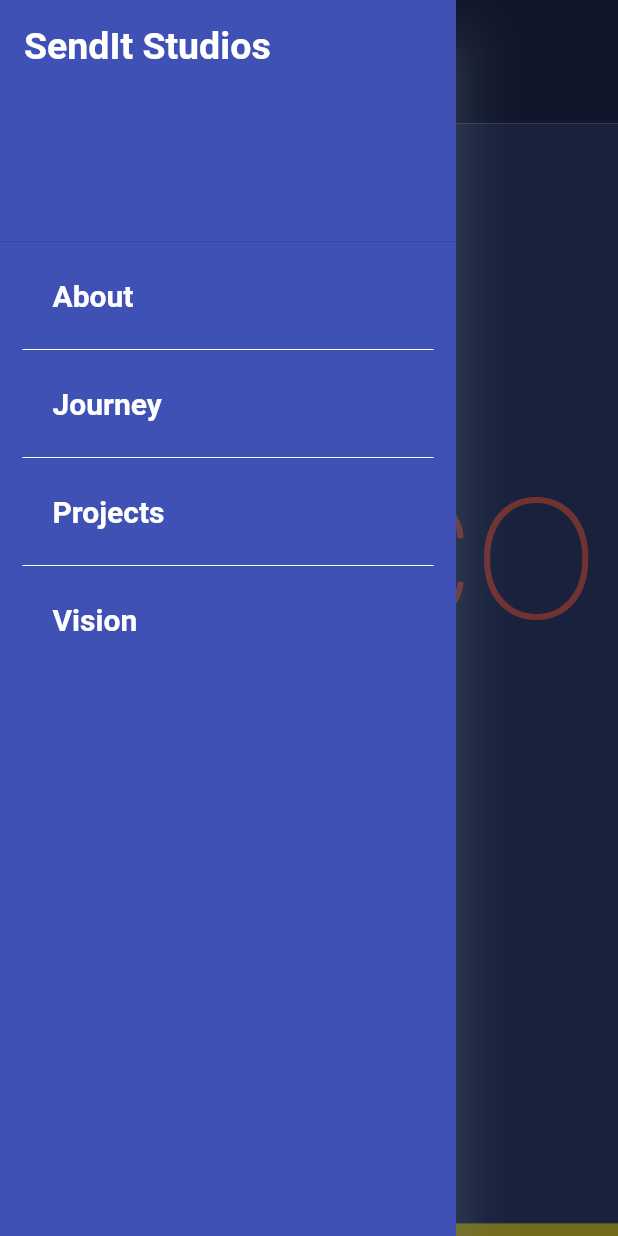
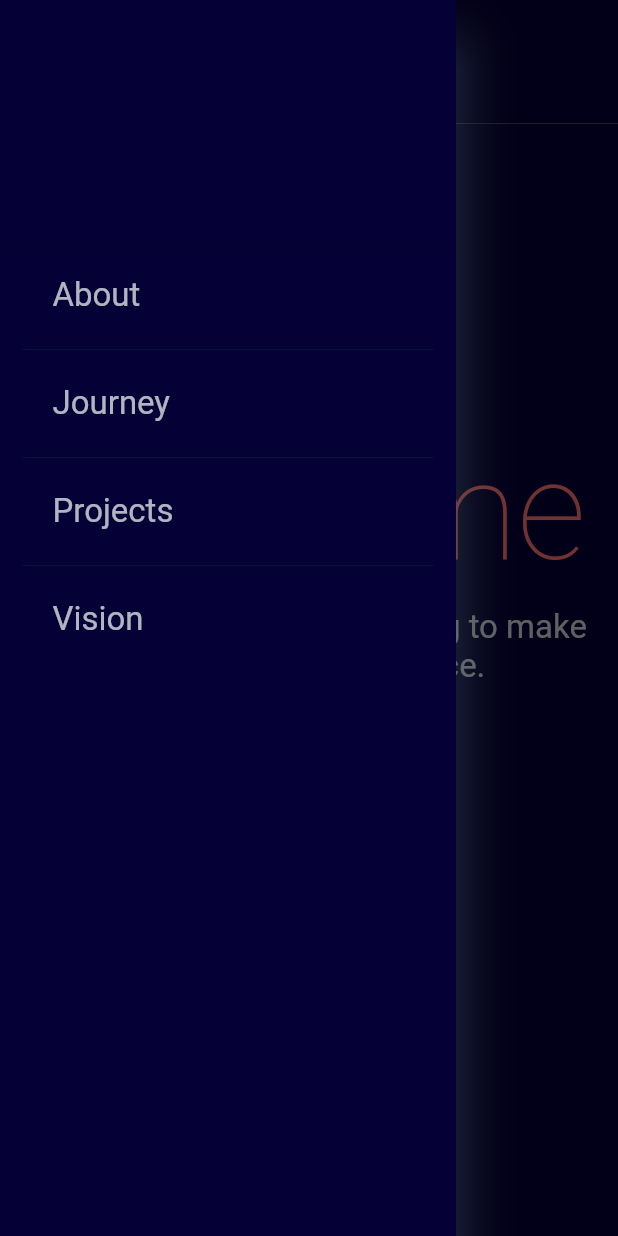
Before and after one commit to youngunand/portfolio-website, a Flutter app: the screen it shows after launch, after a tap on the "menu" icon, on a phone screen of 412 x 824 dp. Run offline on Flutter 3.47's test engine with Material 2 defaults, Android fonts, the phone set to English and light mode, and no system bars; drawn by our look-alikes of auto_size_text.

Commit message:
refactored code, changed color palette and designed about page for desktop

```diff
--- a/lib/home_screen.dart
+++ b/lib/home_screen.dart
@@ -1,11 +1,7 @@
 import 'package:flutter/material.dart';
 import 'package:web_site_test/services/my_service.dart';
 import 'package:web_site_test/widgets/Appbar/mobile_drawer.dart';
-import 'package:web_site_test/widgets/about.dart';
-import 'package:web_site_test/widgets/journey.dart';
-import 'package:web_site_test/widgets/landing_page.dart';
-import 'package:web_site_test/widgets/projects.dart';
-import 'package:web_site_test/widgets/vision.dart';
+import 'package:web_site_test/widgets/body_builder.dart';
 
 import 'widgets/Appbar/custom_app_bar.dart';
 
@@ -30,15 +26,7 @@
       ),
       key: _myService.scaffoldKey,
       drawer: MobileDrawer(),
-      body: ListView(
-        children: [
-          LandingPage(screensize.height * 0.89),
-          AboutPage(screensize.height * 0.89),
-          JourneyPage(screensize.height * 0.89),
-          ProjectPage(screensize.height * 0.89),
-          VisionPage(screensize.height * 0.89)
-        ],
-      ),
+      body: BodyBuilder(screensize.height, screensize.width)
     );
   }
 }
--- a/lib/main.dart
+++ b/lib/main.dart
@@ -14,16 +14,21 @@
       debugShowCheckedModeBanner: false,
       title: 'Flutter Demo',
       theme: ThemeData(
-        primarySwatch: Colors.blue,
-        hoverColor: Color(0xff374785),
-        hintColor: Color(0xfff8e9a1),
-        focusColor: Color(0xfff76c6c),
-        shadowColor: Color(0xffa8d0e6),
-        cardColor: Color(0xff24305e),
-        textTheme: TextTheme(
-          headline1: TextStyle(fontSize: 150, color: Color(0xfff76c6c)))//.apply(displayColor: Theme.of(context).focusColor)
-
-      ),
+          primarySwatch: Colors.blue,
+          hoverColor: Color(0xff06133f),
+          hintColor: Color(0xff071852),
+          focusColor: Color(0xfff76c6c),
+          shadowColor: Color(0xffa8d0e6),
+          cardColor: Color(0xff050035),
+          textTheme: TextTheme(
+              headline1: TextStyle(fontSize: 150, color: Color(0xfff76c6c)),
+              headline2: TextStyle(fontSize: 22, color: Color.fromRGBO(236, 240, 241, 0.75)),
+              subtitle1: TextStyle(
+                  fontSize: 22,
+                  fontStyle: FontStyle.normal,
+                  color: Color(0xffd0d3d4)),
+              subtitle2: TextStyle(fontSize: 50, color: Color(0xfff76c6c),),
+              bodyText1: TextStyle(fontSize: 18, color:  Color.fromRGBO(236, 240, 241, 0.9),height:1.6)),),
       home: HomeScreen(),
     );
   }
--- a/lib/widgets/Appbar/mobile_app_bar.dart
+++ b/lib/widgets/Appbar/mobile_app_bar.dart
@@ -5,10 +5,6 @@
   MyService _myService = MyService();
   MobileAppBar({Key? key}) : super(key: key);
 
-  TextStyle textButtonStyle = TextStyle(
-      fontSize: 20, fontWeight: FontWeight.normal, color: Colors.white);
-  TextStyle labelStyle =
-      TextStyle(fontSize: 25, fontWeight: FontWeight.bold, color: Colors.white);
 
   @override
   Widget build(BuildContext context) {
@@ -25,15 +21,11 @@
               _myService.scaffoldKey.currentState!.openDrawer();
             },
             icon: Icon(Icons.menu),
-            color: Colors.white,
+            color: Theme.of(context).focusColor,
             iconSize: 29,
           ),
           SizedBox(
             width: 15,
-          ),
-          Text(
-            'SendIT Studios',
-            style: labelStyle,
           ),
         ],
       ),
--- a/lib/widgets/Appbar/mobile_drawer.dart
+++ b/lib/widgets/Appbar/mobile_drawer.dart
@@ -3,27 +3,23 @@
 class MobileDrawer extends StatelessWidget {
   MobileDrawer({ Key? key }) : super(key: key);
 
-  TextStyle textButtonStyle = TextStyle(
-      fontSize: 20, fontWeight: FontWeight.bold, color: Colors.white);
-
-  TextStyle labelStyle = TextStyle(fontSize: 25, fontWeight: FontWeight.bold, color: Colors.white);
 
 
   @override
   Widget build(BuildContext context) {
     return Drawer(
       child: Container(
-        color: Colors.indigo,
+        color: Theme.of(context).cardColor,
         child: ListView(
           children: [
-            DrawerHeader(child: Text('SendIt Studios', style: labelStyle,)),
-            ListTile(title: Text('About', style: textButtonStyle,),contentPadding: EdgeInsets.symmetric(horizontal: 35),),
-            Divider(indent: 15, endIndent: 15, color: Colors.white,),
-            ListTile(title: Text('Journey', style: textButtonStyle,),contentPadding: EdgeInsets.symmetric(horizontal: 35)),
-            Divider(indent: 15, endIndent: 15, color: Colors.white,),
-            ListTile(title: Text('Projects', style: textButtonStyle,),contentPadding: EdgeInsets.symmetric(horizontal: 35)),
-            Divider(indent: 15, endIndent: 15, color: Colors.white,),
-            ListTile(title: Text('Vision', style: textButtonStyle,),contentPadding: EdgeInsets.symmetric(horizontal: 35)),
+            DrawerHeader(child: Text('')),
+            ListTile(title: Text('About', style: Theme.of(context).textTheme.headline2,),contentPadding: EdgeInsets.symmetric(horizontal: 35),),
+            Divider(indent: 15, endIndent: 15, color: Theme.of(context).hoverColor,),
+            ListTile(title: Text('Journey', style: Theme.of(context).textTheme.headline2,),contentPadding: EdgeInsets.symmetric(horizontal: 35)),
+            Divider(indent: 15, endIndent: 15, color: Theme.of(context).hoverColor,),
+            ListTile(title: Text('Projects', style: Theme.of(context).textTheme.headline2,),contentPadding: EdgeInsets.symmetric(horizontal: 35)),
+            Divider(indent: 15, endIndent: 15, color: Theme.of(context).hoverColor,),
+            ListTile(title: Text('Vision', style: Theme.of(context).textTheme.headline2,),contentPadding: EdgeInsets.symmetric(horizontal: 35)),
           ],
         ),
       ),
--- a/lib/widgets/about.dart
+++ b/lib/widgets/about_page/about_page_mobile.dart
@@ -1,11 +1,14 @@
 import 'package:flutter/material.dart';
 
-class AboutPage extends StatelessWidget {
-  final double height;
-  const AboutPage(this.height);
+class MobileAboutPage extends StatelessWidget {
+  double height = 1;
+  double width = 1;
 
   @override
   Widget build(BuildContext context) {
+    height = MediaQuery.of(context).size.height;
+    width = MediaQuery.of(context).size.width;
+
     return Container(
       width: double.infinity,
       height: height,
--- /dev/null
+++ b/lib/widgets/body_builder.dart
@@ -0,0 +1,58 @@
+import 'package:flutter/material.dart';
+import 'package:web_site_test/widgets/project_page/project_page_desktop.dart';
+import 'package:web_site_test/widgets/vision_page/vision_page_desktop.dart';
+
+import 'about_page/about_page_desktop.dart';
+import 'about_page/about_page_mobile.dart';
+import 'journey_page/journey_page_desktop.dart';
+import 'journey_page/journey_page_mobile.dart';
+import 'landing_page/landing_page_desktop.dart';
+import 'landing_page/landing_page_mobile.dart';
+import 'project_page/project_page_mobile.dart';
+import 'vision_page/vision_page_mobile.dart';
+
+class BodyBuilder extends StatefulWidget {
+  final double height;
+  final double width;
+  BodyBuilder(this.height, this.width);
+
+  @override
+  _BodyBuilderState createState() => _BodyBuilderState();
+}
+
+class _BodyBuilderState extends State<BodyBuilder> {
+
+
+  @override
+  Widget build(BuildContext context) {
+    return LayoutBuilder(builder: (context, constraints) {
+      if (constraints.maxWidth > 1200) {
+        return Container(
+          color: Theme.of(context).cardColor,
+          child: ListView(
+            children: [
+              DesktopLandingPage(),
+              DesktopAboutPage(),
+              DesktopJourneyPage(),
+              DesktopProjectPage(),
+              DesktopVisionPage()
+            ],
+          ),
+        );
+      } else {
+        return Container(
+          color: Theme.of(context).cardColor,
+          child: ListView(
+            children: [
+              MobileLandingPage(),
+              MobileAboutPage(),
+              MobileJourneyPage(),
+              MobileProjectPage(),
+              MobileVisionPage()
+            ],
+          ),
+        );
+      }
+    });
+  }
+}
--- /dev/null
+++ b/lib/widgets/journey_page/journey_page_mobile.dart
@@ -0,0 +1,17 @@
+import 'package:flutter/material.dart';
+
+class MobileJourneyPage extends StatelessWidget {
+  double height = 1;
+  double width = 1;
+  @override
+  Widget build(BuildContext context) {
+    height = MediaQuery.of(context).size.height;
+    width = MediaQuery.of(context).size.width;
+    return Container(
+      width: double.infinity,
+      height: height,
+      color: Colors.blue,
+      child: Text('Journey'),
+    );
+  }
+}
--- a/lib/widgets/landing_page.dart
+++ /dev/null
@@ -1,16 +0,0 @@
-import 'package:flutter/material.dart';
-
-class LandingPage extends StatelessWidget {
-  final double height;
-  LandingPage(this.height);
-
-
-  @override
-  Widget build(BuildContext context) {
-    return Container(
-      width: double.infinity,
-      height: height,
-      color: Theme.of(context).hoverColor,
-      child: Center(child: Text('Welcome', style: Theme.of(context).textTheme.headline1,)),);
-  }
-}
--- /dev/null
+++ b/lib/widgets/landing_page/landing_page_mobile.dart
@@ -0,0 +1,40 @@
+import 'package:auto_size_text/auto_size_text.dart';
+import 'package:flutter/material.dart';
+
+class MobileLandingPage extends StatelessWidget {
+  double height = 1;
+  double width = 1;
+
+  @override
+  Widget build(BuildContext context) {
+    height = MediaQuery.of(context).size.height;
+    width = MediaQuery.of(context).size.width;
+
+    return Container(
+      width: double.infinity,
+      height: height,
+      child: Center(
+          child: Container(
+              height: 0.5 * height,
+              width: width*0.9,
+               child: Column(
+                children: [
+                  AutoSizeText(
+                    'Welcome',
+                    style: Theme.of(context).textTheme.headline1,
+                    maxLines: 1,
+                  ),
+                  SizedBox(
+                    height: 10,
+                  ),
+                  AutoSizeText(
+                    'This website about me, trying to make the world a better place.',
+                    style: Theme.of(context).textTheme.subtitle1,
+                    textAlign: TextAlign.center,
+                    maxLines: 2,
+                  )
+                ],
+              ))),
+    );
+  }
+}
--- /dev/null
+++ b/lib/widgets/project_page/project_page_mobile.dart
@@ -0,0 +1,18 @@
+import 'package:flutter/material.dart';
+
+class MobileProjectPage extends StatelessWidget {
+  double height = 1;
+  double width = 1;
+
+  @override
+  Widget build(BuildContext context) {
+     height = MediaQuery.of(context).size.height;
+    width = MediaQuery.of(context).size.width;
+    return Container(
+      width: double.infinity,
+      height: height,
+      color: Colors.pinkAccent,
+      child: Text('Projects'),
+    );
+  }
+}
--- /dev/null
+++ b/lib/widgets/vision_page/vision_page_mobile.dart
@@ -0,0 +1,18 @@
+import 'package:flutter/material.dart';
+
+class MobileVisionPage extends StatelessWidget {
+  double height = 1;
+  double width = 1;
+
+  @override
+  Widget build(BuildContext context) {
+    height = MediaQuery.of(context).size.height;
+    width = MediaQuery.of(context).size.width;
+    return Container(
+      width: double.infinity,
+      height: height,
+      color: Colors.redAccent,
+      child: Text('Vision'),
+    );
+  }
+}
--- a/pubspec.yaml
+++ b/pubspec.yaml
@@ -28,6 +28,8 @@
   # The following adds the Cupertino Icons font to your application.
   # Use with the CupertinoIcons class for iOS style icons.
   cupertino_icons: ^1.0.2
+  simple_animations: ^4.0.0
+  auto_size_text: ^3.0.0
 
 dev_dependencies:
   flutter_test:
@@ -45,8 +47,8 @@
   uses-material-design: true
 
   # To add assets to your application, add an assets section, like this:
-  # assets:
-  #   - images/a_dot_burr.jpeg
+  assets:
+     - assets/
   #   - images/a_dot_ham.jpeg
 
   # An image asset can refer to one or more resolution-specific "variants", see
```
Also changed, not shown: lib/widgets/Appbar/desktop_app_bar.dart (+4 -11 lines), lib/widgets/about_page/about_page_desktop.dart (added, +48 -0 lines), lib/widgets/journey_page/journey_page_desktop.dart (renamed from lib/widgets/journey.dart, +5 -3 lines), lib/widgets/landing_page/landing_page_desktop.dart (added, +39 -0 lines), lib/widgets/project_page/project_page_desktop.dart (renamed from lib/widgets/projects.dart, +5 -3 lines), lib/widgets/vision_page/vision_page_desktop.dart (renamed from lib/widgets/vision.dart, +5 -3 lines), assets/profile_picture.jpeg (added), assets/programming_computer.gif (added), pubspec.lock.
